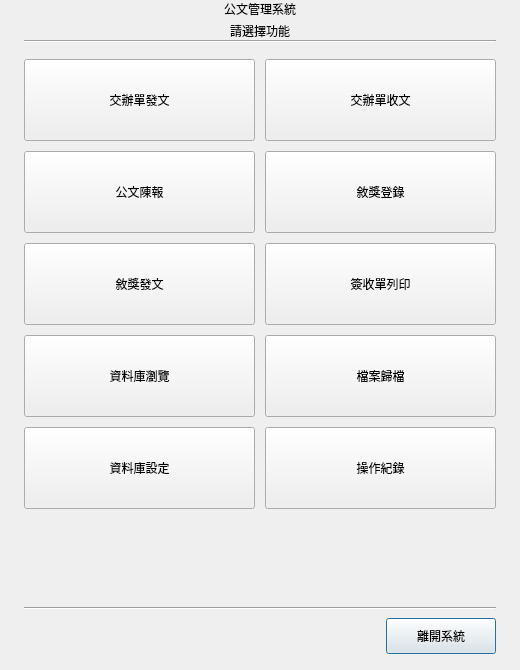
First picture: the form in layouts/main_menu.ui, repository jerrygskk/PoliceDocSys, before the edit.
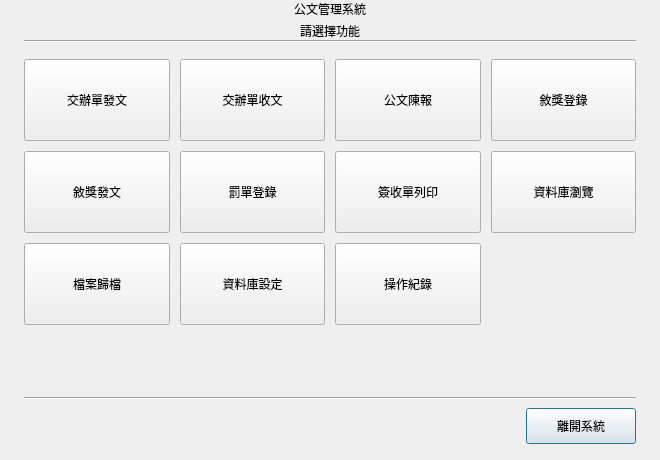
Second picture: the form after the edit.

Commit message: feat(ticket): 新增罰單登錄（第 5 張公文表）並修補敘獎降權破口

```diff
--- a/layouts/main_menu.ui
+++ b/layouts/main_menu.ui
@@ -3,7 +3,7 @@
  <class>Dialog</class>
  <widget class="QDialog" name="Dialog">
   <property name="geometry">
-   <rect><x>0</x><y>0</y><width>520</width><height>670</height></rect>
+   <rect><x>0</x><y>0</y><width>660</width><height>460</height></rect>
   </property>
   <property name="windowTitle">
    <string>公文管理系統 - 主選單</string>
@@ -105,7 +105,7 @@
        <property name="toolButtonStyle"><enum>Qt::ToolButtonTextUnderIcon</enum></property>
       </widget>
      </item>
-     <item row="1" column="0">
+     <item row="0" column="2">
       <widget class="QToolButton" name="btn_report_case">
        <property name="minimumSize"><size><width>0</width><height>82</height></size></property>
        <property name="sizePolicy"><sizepolicy hsizetype="Expanding" vsizetype="Expanding"><horstretch>0</horstretch><verstretch>0</verstretch></sizepolicy></property>
@@ -113,7 +113,7 @@
        <property name="toolButtonStyle"><enum>Qt::ToolButtonTextUnderIcon</enum></property>
       </widget>
      </item>
-     <item row="1" column="1">
+     <item row="0" column="3">
       <widget class="QToolButton" name="btn_reward">
        <property name="minimumSize"><size><width>0</width><height>82</height></size></property>
        <property name="sizePolicy"><sizepolicy hsizetype="Expanding" vsizetype="Expanding"><horstretch>0</horstretch><verstretch>0</verstretch></sizepolicy></property>
@@ -121,15 +121,23 @@
        <property name="toolButtonStyle"><enum>Qt::ToolButtonTextUnderIcon</enum></property>
       </widget>
      </item>
-     <item row="2" column="0">
-      <widget class="QToolButton" name="btn_ticket">
+     <item row="1" column="0">
+      <widget class="QToolButton" name="btn_reward_issue">
        <property name="minimumSize"><size><width>0</width><height>82</height></size></property>
        <property name="sizePolicy"><sizepolicy hsizetype="Expanding" vsizetype="Expanding"><horstretch>0</horstretch><verstretch>0</verstretch></sizepolicy></property>
        <property name="text"><string>敘獎發文</string></property>
        <property name="toolButtonStyle"><enum>Qt::ToolButtonTextUnderIcon</enum></property>
       </widget>
      </item>
-     <item row="2" column="1">
+     <item row="1" column="1">
+      <widget class="QToolButton" name="btn_ticket">
+       <property name="minimumSize"><size><width>0</width><height>82</height></size></property>
+       <property name="sizePolicy"><sizepolicy hsizetype="Expanding" vsizetype="Expanding"><horstretch>0</horstretch><verstretch>0</verstretch></sizepolicy></property>
+       <property name="text"><string>罰單登錄</string></property>
+       <property name="toolButtonStyle"><enum>Qt::ToolButtonTextUnderIcon</enum></property>
+      </widget>
+     </item>
+     <item row="1" column="2">
       <widget class="QToolButton" name="btn_generate_receipt">
        <property name="minimumSize"><size><width>0</width><height>82</height></size></property>
        <property name="sizePolicy"><sizepolicy hsizetype="Expanding" vsizetype="Expanding"><horstretch>0</horstretch><verstretch>0</verstretch></sizepolicy></property>
@@ -137,7 +145,7 @@
        <property name="toolButtonStyle"><enum>Qt::ToolButtonTextUnderIcon</enum></property>
       </widget>
      </item>
-     <item row="3" column="0">
+     <item row="1" column="3">
       <widget class="QToolButton" name="btn_dbbrowse">
        <property name="minimumSize"><size><width>0</width><height>82</height></size></property>
        <property name="sizePolicy"><sizepolicy hsizetype="Expanding" vsizetype="Expanding"><horstretch>0</horstretch><verstretch>0</verstretch></sizepolicy></property>
@@ -145,7 +153,7 @@
        <property name="toolButtonStyle"><enum>Qt::ToolButtonTextUnderIcon</enum></property>
       </widget>
      </item>
-     <item row="3" column="1">
+     <item row="2" column="0">
       <widget class="QToolButton" name="btn_archive">
        <property name="minimumSize"><size><width>0</width><height>82</height></size></property>
        <property name="sizePolicy"><sizepolicy hsizetype="Expanding" vsizetype="Expanding"><horstretch>0</horstretch><verstretch>0</verstretch></sizepolicy></property>
@@ -153,7 +161,7 @@
        <property name="toolButtonStyle"><enum>Qt::ToolButtonTextUnderIcon</enum></property>
       </widget>
      </item>
-     <item row="4" column="0">
+     <item row="2" column="1">
       <widget class="QToolButton" name="btn_settings">
        <property name="minimumSize"><size><width>0</width><height>82</height></size></property>
        <property name="sizePolicy"><sizepolicy hsizetype="Expanding" vsizetype="Expanding"><horstretch>0</horstretch><verstretch>0</verstretch></sizepolicy></property>
@@ -161,7 +169,7 @@
        <property name="toolButtonStyle"><enum>Qt::ToolButtonTextUnderIcon</enum></property>
       </widget>
      </item>
-     <item row="4" column="1">
+     <item row="2" column="2">
       <widget class="QToolButton" name="btn_audit">
        <property name="minimumSize"><size><width>0</width><height>82</height></size></property>
        <property name="sizePolicy"><sizepolicy hsizetype="Expanding" vsizetype="Expanding"><horstretch>0</horstretch><verstretch>0</verstretch></sizepolicy></property>
```
Left out of the diff: 2 changed lines with no effect on the pictures. The commit also changes 51 other files.
